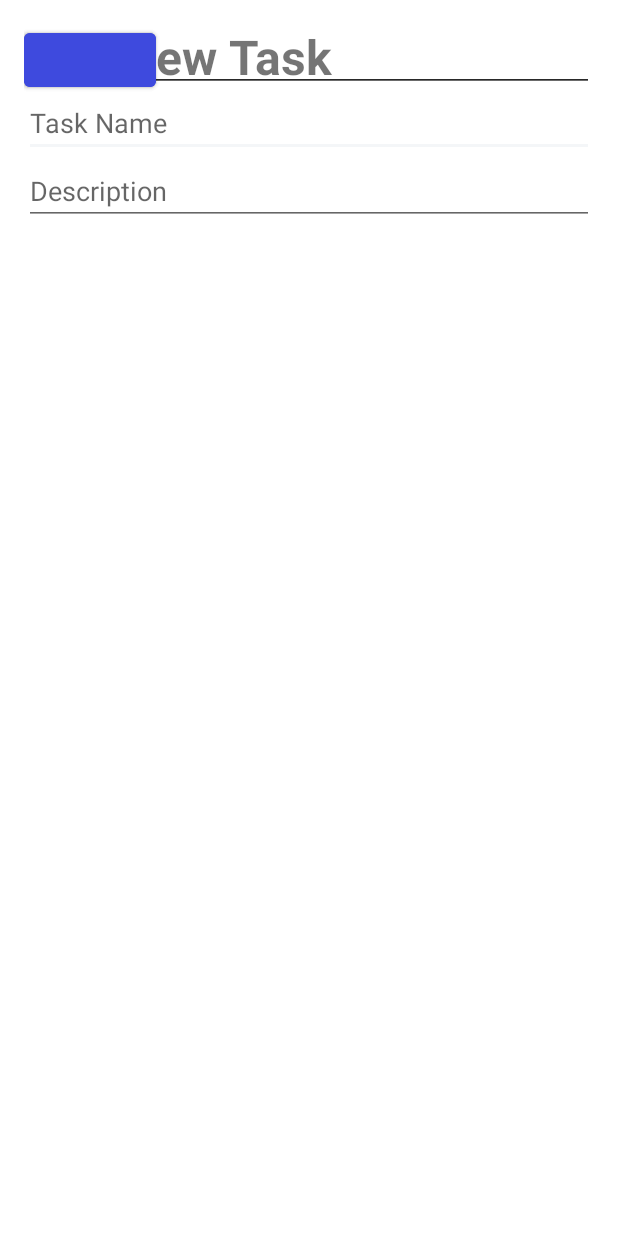
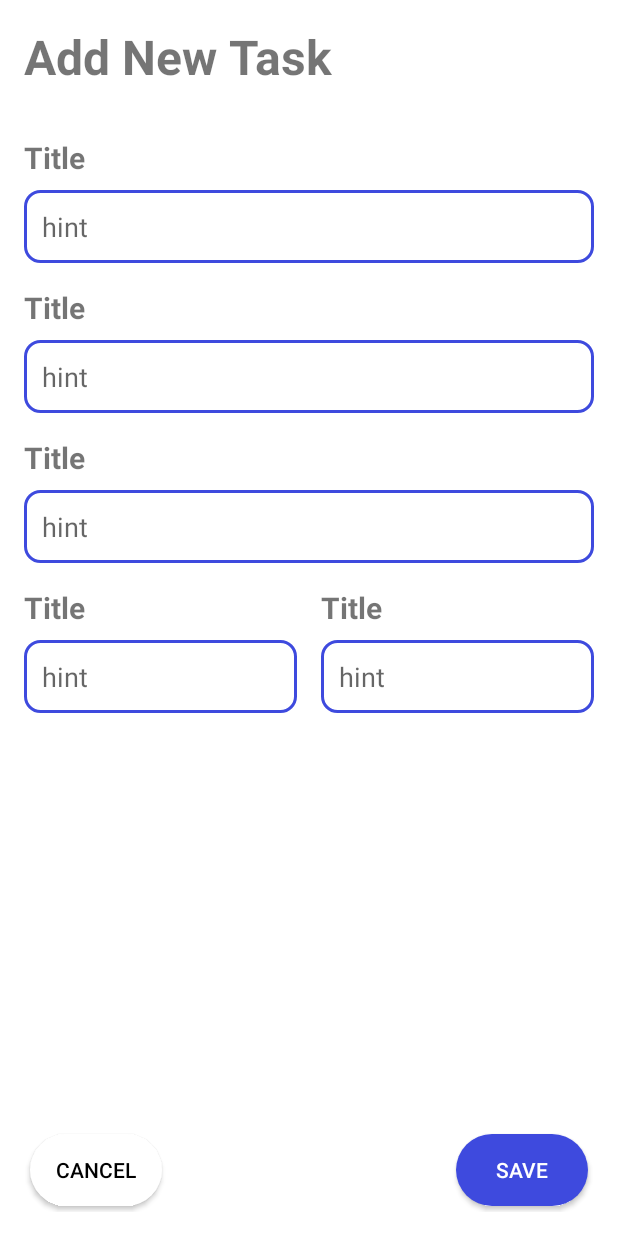
Before and after one commit to wipu25/ReminderTask, an Android app: the layout fragment_add_reminder.xml on its own in the app's theme, with its tools: preview values and no code run, on a phone screen of 412 x 824 dp. Run offline under Robolectric (Android 15) with nearby library versions, the phone set to English and light mode, and no system bars.

Commit message:
feat: add reminder task screen  UI

```diff
--- a/app/build.gradle
+++ b/app/build.gradle
@@ -20,6 +20,7 @@ android {
 
     buildFeatures {
         viewBinding true
+        dataBinding true
     }
 
     buildTypes {
--- a/app/src/main/java/com/example/remindertask/AddReminder.kt
+++ /dev/null
@@ -1,20 +0,0 @@
-package com.example.remindertask
-
-import androidx.lifecycle.ViewModelProvider
-import android.os.Bundle
-import androidx.fragment.app.Fragment
-import android.view.LayoutInflater
-import android.view.View
-import android.view.ViewGroup
-
-class AddReminder : Fragment() {
-    private lateinit var viewModel: AddReminderViewModel
-
-    override fun onCreateView(
-        inflater: LayoutInflater, container: ViewGroup?,
-        savedInstanceState: Bundle?
-    ): View? {
-        viewModel = ViewModelProvider(this)[AddReminderViewModel::class.java]
-        return inflater.inflate(R.layout.fragment_add_reminder, container, false)
-    }
-}
--- a/app/src/main/java/com/example/remindertask/MainActivity.kt
+++ b/app/src/main/java/com/example/remindertask/MainActivity.kt
@@ -1,14 +1,10 @@
 package com.example.remindertask
 
+import android.os.Bundle
 import androidx.appcompat.app.AppCompatActivity
-import android.os.Bundle
-import androidx.activity.viewModels
-import androidx.fragment.app.findFragment
 import androidx.lifecycle.ViewModelProvider
-import androidx.navigation.findNavController
 import androidx.navigation.fragment.NavHostFragment
 import com.example.remindertask.databinding.ActivityMainBinding
-import com.example.remindertask.viewmodel.IntroViewModel
 import com.example.remindertask.viewmodel.MainActivityViewModel
 
 class MainActivity : AppCompatActivity() {
--- a/app/src/main/java/com/example/remindertask/views/FragmentMain.kt
+++ b/app/src/main/java/com/example/remindertask/views/FragmentMain.kt
@@ -5,9 +5,11 @@ import android.view.LayoutInflater
 import android.view.View
 import android.view.ViewGroup
 import androidx.fragment.app.Fragment
+import androidx.navigation.fragment.findNavController
 import com.example.remindertask.databinding.FragmentMainBinding
 import com.example.remindertask.models.HorizontalModel
 import com.example.remindertask.models.VerticalItem
+import com.example.remindertask.views.intro.FragmentIntroDirections
 import com.example.remindertask.views.main.RecyclerAdapter
 
 class FragmentMain : Fragment() {
@@ -22,6 +24,9 @@ class FragmentMain : Fragment() {
         binding = FragmentMainBinding.inflate(inflater, container, false)
         val recyclerAdapter = RecyclerAdapter(listOf(HorizontalModel(listOf<String>("a","b","c")),VerticalItem("hi"), VerticalItem("hi2"), VerticalItem("hi3")))
         binding.recyclerView.adapter = recyclerAdapter
+        binding.addReminder.setOnClickListener {
+            this.findNavController().navigate(FragmentMainDirections.mainToAddReminder())
+        }
         return binding.root
     }
 }
--- /dev/null
+++ b/app/src/main/java/com/example/remindertask/views/addRemainder/FragmentAddReminder.kt
@@ -0,0 +1,37 @@
+package com.example.remindertask.views.addRemainder
+
+import android.os.Bundle
+import android.view.LayoutInflater
+import android.view.View
+import android.view.ViewGroup
+import androidx.fragment.app.Fragment
+import androidx.lifecycle.ViewModelProvider
+import com.example.remindertask.AddReminderViewModel
+import com.example.remindertask.databinding.FragmentAddReminderBinding
+import com.example.remindertask.databinding.TextFieldBinding
+
+class FragmentAddReminder : Fragment() {
+    private lateinit var viewModel: AddReminderViewModel
+    private lateinit var binding: FragmentAddReminderBinding
+
+    override fun onCreateView(
+        inflater: LayoutInflater, container: ViewGroup?,
+        savedInstanceState: Bundle?
+    ): View {
+        binding = FragmentAddReminderBinding.inflate(layoutInflater)
+
+        viewModel = ViewModelProvider(this)[AddReminderViewModel::class.java]
+        initTextField(binding.title, "Remainder Title", "Grocery")
+        initTextField(binding.description, "Remainder Description", "Don't Forget to buy milk")
+        initTextField(binding.location, "Remainder Location", "Bangkok")
+        initTextField(binding.startDate, "Start Date", "2/12/2022")
+        initTextField(binding.endDate, "End Date", "4/12/2022")
+
+        return binding.root
+    }
+
+    private fun initTextField(binding: TextFieldBinding, title: String, hint: String) {
+        binding.title.text = title
+        binding.field.hint = hint
+    }
+}
--- /dev/null
+++ b/app/src/main/res/drawable/text_field.xml
@@ -0,0 +1,10 @@
+<?xml version="1.0" encoding="utf-8"?>
+<shape xmlns:android="http://schemas.android.com/apk/res/android">
+    <stroke android:color="@color/primary_color" android:width="2dp" />
+
+    <corners
+        android:bottomRightRadius="10dp"
+        android:bottomLeftRadius="10dp"
+        android:topLeftRadius="10dp"
+        android:topRightRadius="10dp"/>
+</shape>
--- a/app/src/main/res/layout/fragment_add_reminder.xml
+++ b/app/src/main/res/layout/fragment_add_reminder.xml
@@ -1,11 +1,13 @@
 <?xml version="1.0" encoding="utf-8"?>
-<androidx.constraintlayout.widget.ConstraintLayout xmlns:android="http://schemas.android.com/apk/res/android"
+<layout xmlns:android="http://schemas.android.com/apk/res/android"
     xmlns:tools="http://schemas.android.com/tools"
+    xmlns:app="http://schemas.android.com/apk/res-auto"
+    tools:context=".views.addRemainder.FragmentAddReminder">
+
+    <androidx.constraintlayout.widget.ConstraintLayout
         android:layout_width="match_parent"
         android:layout_height="match_parent"
-    xmlns:app="http://schemas.android.com/apk/res-auto"
-    android:padding="16dp"
-    tools:context=".AddReminder">
+        android:padding="16dp">
 
         <TextView
             android:id="@+id/header_title"
@@ -17,47 +19,78 @@
             app:layout_constraintTop_toTopOf="parent"
             app:layout_constraintLeft_toLeftOf="parent"/>
 
-    <EditText
+        <include
             android:id="@+id/title"
+            layout="@layout/text_field"
             android:layout_width="match_parent"
             android:layout_height="wrap_content"
             app:layout_constraintTop_toBottomOf="@id/header_title"
-        android:hint="Task Name"
             app:layout_constraintLeft_toLeftOf="parent"
+            android:layout_marginTop="24dp"
+            />
+
+        <include
+            android:id="@+id/description"
+            layout="@layout/text_field"
+            android:layout_width="match_parent"
+            android:layout_height="wrap_content"
+            app:layout_constraintTop_toBottomOf="@id/title"
+            app:layout_constraintLeft_toLeftOf="parent"
+            />
+
+        <include
+            android:id="@+id/location"
+            layout="@layout/text_field"
+            android:layout_width="match_parent"
+            android:layout_height="wrap_content"
+            app:layout_constraintTop_toBottomOf="@id/description"
+            app:layout_constraintLeft_toLeftOf="parent"
+            />
+
+        <include
+            android:id="@+id/start_date"
+            layout="@layout/text_field"
+            android:layout_width="0dp"
+            android:layout_marginRight="8dp"
+            android:layout_height="wrap_content"
+            app:layout_constraintTop_toBottomOf="@id/location"
+            app:layout_constraintLeft_toLeftOf="parent"
+            app:layout_constraintRight_toLeftOf="@id/end_date"
+            />
+
+        <include
+            android:id="@+id/end_date"
+            layout="@layout/text_field"
+            android:layout_width="0dp"
+            android:layout_marginLeft="8dp"
+            android:layout_height="wrap_content"
+            app:layout_constraintTop_toBottomOf="@id/location"
+            app:layout_constraintLeft_toRightOf="@id/start_date"
             app:layout_constraintRight_toRightOf="parent"
             />
 
-    <EditText
-        android:id="@+id/description"
-        android:layout_width="match_parent"
-        android:layout_height="wrap_content"
-        android:hint="Description"
-        app:layout_constraintTop_toBottomOf="@id/title"
-        app:layout_constraintLeft_toLeftOf="parent"
-        app:layout_constraintRight_toRightOf="parent"/>
 
-    <EditText
-        android:id="@+id/start_date"
-        android:layout_width="match_parent"
-        android:layout_height="wrap_content" />
-
-    <EditText
-        android:id="@+id/end_date"
-        android:layout_width="match_parent"
-        android:layout_height="wrap_content" />
-
-    <Spinner
-        android:layout_width="wrap_content"
-        android:layout_height="wrap_content" />
-
-    <Button
+        <androidx.appcompat.widget.AppCompatButton
             android:id="@+id/cancel"
             android:layout_width="wrap_content"
-        android:layout_height="wrap_content" />
+            android:layout_height="wrap_content"
+            android:text="Cancel"
+            android:layout_margin="4dp"
+            android:textColor="@color/black"
+            app:layout_constraintBottom_toBottomOf="parent"
+            app:layout_constraintLeft_toLeftOf="parent"
+            android:background="@drawable/second_btn"/>
 
-    <Button
+        <androidx.appcompat.widget.AppCompatButton
+            app:layout_constraintRight_toRightOf="parent"
+            app:layout_constraintBottom_toBottomOf="parent"
+            android:text="Save"
+            android:textColor="@color/white"
             android:id="@+id/save"
             android:layout_width="wrap_content"
-        android:layout_height="wrap_content" />
+            android:layout_height="wrap_content"
+            android:layout_margin="4dp"
+            android:background="@drawable/primary_btn"/>
 
     </androidx.constraintlayout.widget.ConstraintLayout>
+</layout>
--- a/app/src/main/res/layout/fragment_main.xml
+++ b/app/src/main/res/layout/fragment_main.xml
@@ -18,6 +18,7 @@
         app:layout_constraintTop_toTopOf="parent"/>
 
     <com.google.android.material.floatingactionbutton.FloatingActionButton
+        android:id="@+id/add_reminder"
         android:layout_margin="24dp"
         android:src="@drawable/baseline_add"
         app:maxImageSize="32dp"
--- /dev/null
+++ b/app/src/main/res/layout/text_field.xml
@@ -0,0 +1,30 @@
+<?xml version="1.0" encoding="utf-8"?>
+<androidx.constraintlayout.widget.ConstraintLayout xmlns:android="http://schemas.android.com/apk/res/android"
+    android:layout_width="match_parent"
+    android:layout_height="wrap_content"
+    android:paddingVertical="8dp"
+    xmlns:app="http://schemas.android.com/apk/res-auto">
+
+    <TextView
+        android:id="@+id/title"
+        android:layout_width="match_parent"
+        android:layout_height="wrap_content"
+        android:text="Title"
+        android:textStyle="bold"
+        android:textSize="20dp"
+        app:layout_constraintTop_toTopOf="parent"
+        app:layout_constraintLeft_toLeftOf="parent"/>
+
+    <EditText
+        android:id="@+id/field"
+        android:layout_width="match_parent"
+        android:layout_height="wrap_content"
+        app:layout_constraintLeft_toLeftOf="parent"
+        app:layout_constraintTop_toBottomOf="@id/title"
+        android:layout_marginTop="8dp"
+        android:padding="12dp"
+        android:background="@drawable/text_field"
+        android:hint="hint"
+        />
+
+</androidx.constraintlayout.widget.ConstraintLayout>
--- a/app/src/main/res/navigation/nav_graph.xml
+++ b/app/src/main/res/navigation/nav_graph.xml
@@ -21,6 +21,17 @@
         android:id="@+id/main"
         android:name="com.example.remindertask.views.FragmentMain"
         tools:layout="@layout/fragment_main"
+        >
+        <action
+            android:id="@+id/main_to_add_reminder"
+            app:destination="@id/add_reminder"
+            />
+    </fragment>
+
+    <fragment
+        android:id="@+id/add_reminder"
+        android:name="com.example.remindertask.views.addRemainder.FragmentAddReminder"
+        tools:layout="@layout/fragment_main"
         />
 
 </navigation>
```
Lines whose indentation alone changed are shown as unchanged.
